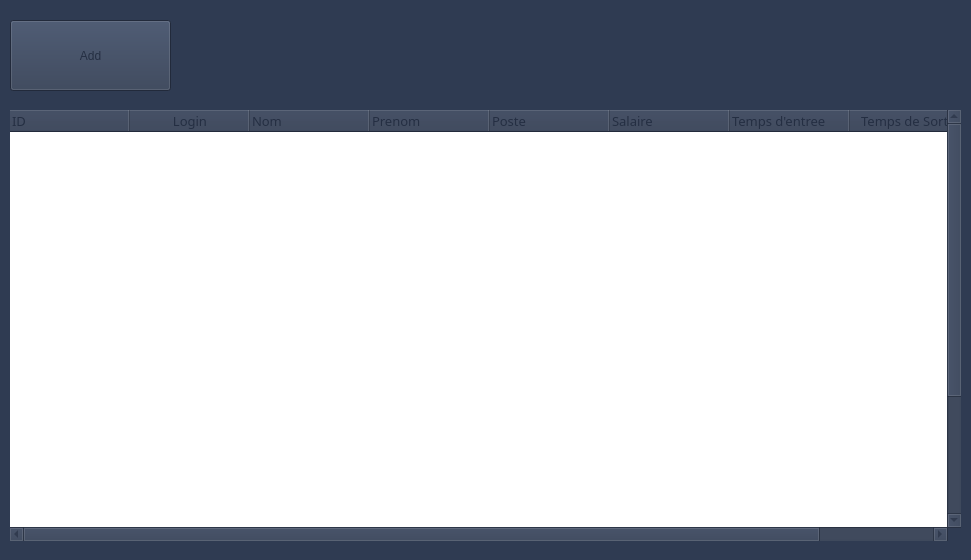
Before: the Qt Designer form employee.ui in HyperDarkmoon/TVEmpire, drawn with Qt 5.
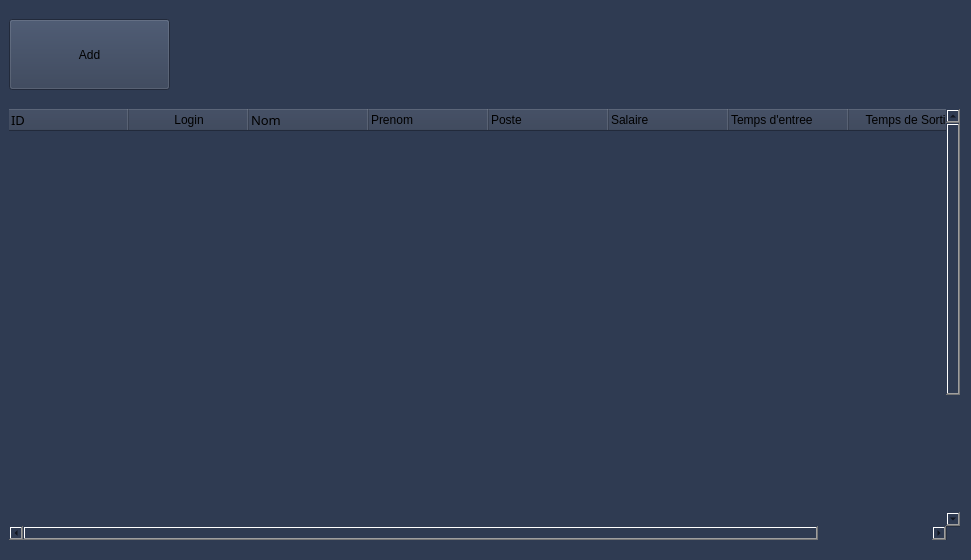
After: the same form once the commit is applied. Icons and pictures are not drawn.

The edit to the form file:
```diff
--- a/employee.ui
+++ b/employee.ui
@@ -455,7 +455,27 @@
   <property name="windowTitle">
    <string>Form</string>
   </property>
-  <widget class="QTableWidget" name="tableWidget">
+  <property name="styleSheet">
+   <string notr="true"/>
+  </property>
+  <widget class="QWidget" name="employeeContainer" native="true">
+   <property name="geometry">
+    <rect>
+     <x>-1</x>
+     <y>-1</y>
+     <width>971</width>
+     <height>561</height>
+    </rect>
+   </property>
+   <property name="autoFillBackground">
+    <bool>false</bool>
+   </property>
+   <property name="styleSheet">
+    <string notr="true">
+	background:#2F3B52;
+</string>
+   </property>
+   <widget class="QTableWidget" name="tableWidget_2">
    <property name="geometry">
     <rect>
      <x>10</x>
@@ -467,28 +487,73 @@
    <property name="palette">
     <palette>
      <active>
+       <colorrole role="Button">
+        <brush brushstyle="SolidPattern">
+         <color alpha="255">
+          <red>47</red>
+          <green>59</green>
+          <blue>82</blue>
+         </color>
+        </brush>
+       </colorrole>
       <colorrole role="Base">
        <brush brushstyle="SolidPattern">
         <color alpha="255">
-         <red>255</red>
-         <green>255</green>
-         <blue>255</blue>
+          <red>47</red>
+          <green>59</green>
+          <blue>82</blue>
+         </color>
+        </brush>
+       </colorrole>
+       <colorrole role="Window">
+        <brush brushstyle="SolidPattern">
+         <color alpha="255">
+          <red>47</red>
+          <green>59</green>
+          <blue>82</blue>
         </color>
        </brush>
       </colorrole>
      </active>
      <inactive>
+       <colorrole role="Button">
+        <brush brushstyle="SolidPattern">
+         <color alpha="255">
+          <red>47</red>
+          <green>59</green>
+          <blue>82</blue>
+         </color>
+        </brush>
+       </colorrole>
       <colorrole role="Base">
        <brush brushstyle="SolidPattern">
         <color alpha="255">
-         <red>255</red>
-         <green>255</green>
-         <blue>255</blue>
+          <red>47</red>
+          <green>59</green>
+          <blue>82</blue>
+         </color>
+        </brush>
+       </colorrole>
+       <colorrole role="Window">
+        <brush brushstyle="SolidPattern">
+         <color alpha="255">
+          <red>47</red>
+          <green>59</green>
+          <blue>82</blue>
         </color>
        </brush>
       </colorrole>
      </inactive>
      <disabled>
+       <colorrole role="Button">
+        <brush brushstyle="SolidPattern">
+         <color alpha="255">
+          <red>47</red>
+          <green>59</green>
+          <blue>82</blue>
+         </color>
+        </brush>
+       </colorrole>
       <colorrole role="Base">
        <brush brushstyle="SolidPattern">
         <color alpha="255">
@@ -498,6 +563,15 @@
         </color>
        </brush>
       </colorrole>
+       <colorrole role="Window">
+        <brush brushstyle="SolidPattern">
+         <color alpha="255">
+          <red>47</red>
+          <green>59</green>
+          <blue>82</blue>
+         </color>
+        </brush>
+       </colorrole>
      </disabled>
     </palette>
    </property>
@@ -746,7 +820,7 @@
     </property>
    </item>
   </widget>
-  <widget class="QPushButton" name="add_btn">
+   <widget class="QPushButton" name="add_btn_2">
    <property name="geometry">
     <rect>
      <x>10</x>
@@ -758,6 +832,15 @@
    <property name="palette">
     <palette>
      <active>
+       <colorrole role="Button">
+        <brush brushstyle="SolidPattern">
+         <color alpha="255">
+          <red>47</red>
+          <green>59</green>
+          <blue>82</blue>
+         </color>
+        </brush>
+       </colorrole>
       <colorrole role="Text">
        <brush brushstyle="SolidPattern">
         <color alpha="255">
@@ -767,6 +850,24 @@
         </color>
        </brush>
       </colorrole>
+       <colorrole role="Base">
+        <brush brushstyle="SolidPattern">
+         <color alpha="255">
+          <red>47</red>
+          <green>59</green>
+          <blue>82</blue>
+         </color>
+        </brush>
+       </colorrole>
+       <colorrole role="Window">
+        <brush brushstyle="SolidPattern">
+         <color alpha="255">
+          <red>47</red>
+          <green>59</green>
+          <blue>82</blue>
+         </color>
+        </brush>
+       </colorrole>
       <colorrole role="PlaceholderText">
        <brush brushstyle="SolidPattern">
         <color alpha="128">
@@ -778,6 +879,15 @@
       </colorrole>
      </active>
      <inactive>
+       <colorrole role="Button">
+        <brush brushstyle="SolidPattern">
+         <color alpha="255">
+          <red>47</red>
+          <green>59</green>
+          <blue>82</blue>
+         </color>
+        </brush>
+       </colorrole>
       <colorrole role="Text">
        <brush brushstyle="SolidPattern">
         <color alpha="255">
@@ -787,6 +897,24 @@
         </color>
        </brush>
       </colorrole>
+       <colorrole role="Base">
+        <brush brushstyle="SolidPattern">
+         <color alpha="255">
+          <red>47</red>
+          <green>59</green>
+          <blue>82</blue>
+         </color>
+        </brush>
+       </colorrole>
+       <colorrole role="Window">
+        <brush brushstyle="SolidPattern">
+         <color alpha="255">
+          <red>47</red>
+          <green>59</green>
+          <blue>82</blue>
+         </color>
+        </brush>
+       </colorrole>
       <colorrole role="PlaceholderText">
        <brush brushstyle="SolidPattern">
         <color alpha="128">
@@ -798,6 +926,15 @@
       </colorrole>
      </inactive>
      <disabled>
+       <colorrole role="Button">
+        <brush brushstyle="SolidPattern">
+         <color alpha="255">
+          <red>47</red>
+          <green>59</green>
+          <blue>82</blue>
+         </color>
+        </brush>
+       </colorrole>
       <colorrole role="Text">
        <brush brushstyle="SolidPattern">
         <color alpha="255">
@@ -807,6 +944,24 @@
         </color>
        </brush>
       </colorrole>
+       <colorrole role="Base">
+        <brush brushstyle="SolidPattern">
+         <color alpha="255">
+          <red>47</red>
+          <green>59</green>
+          <blue>82</blue>
+         </color>
+        </brush>
+       </colorrole>
+       <colorrole role="Window">
+        <brush brushstyle="SolidPattern">
+         <color alpha="255">
+          <red>47</red>
+          <green>59</green>
+          <blue>82</blue>
+         </color>
+        </brush>
+       </colorrole>
       <colorrole role="PlaceholderText">
        <brush brushstyle="SolidPattern">
         <color alpha="128">
@@ -832,6 +987,7 @@
      <height>20</height>
     </size>
    </property>
+   </widget>
   </widget>
  </widget>
  <resources/>
```
Lines whose indentation alone changed are shown as unchanged.
